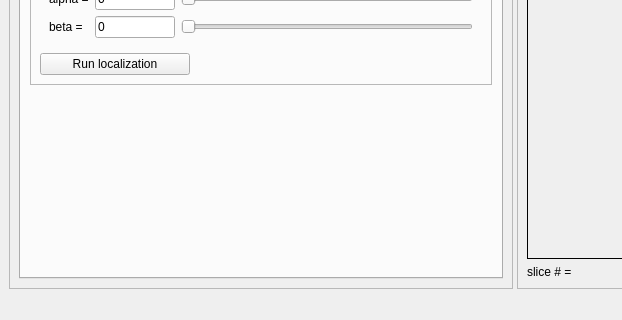
This is lesioneditor/lession_editor_GUI_tab.ui in mazoku/lesion_editor as Qt 5 draws it before an edit; both pictures show x 0 to 622 and y 488 to 808 of the 1133 by 808 pixel window. The edited form follows.
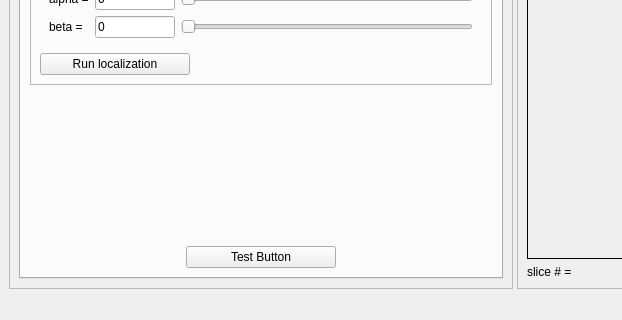
This is the edited form. Icons and pictures are not drawn.

The edit to the form file:
```diff
--- a/lesioneditor/lession_editor_GUI_tab.ui
+++ b/lesioneditor/lession_editor_GUI_tab.ui
@@ -772,6 +772,23 @@
               </property>
              </spacer>
             </item>
+            <item>
+             <layout class="QHBoxLayout" name="horizontalLayout_16">
+              <item>
+               <widget class="QPushButton" name="test_BTN">
+                <property name="maximumSize">
+                 <size>
+                  <width>150</width>
+                  <height>16777215</height>
+                 </size>
+                </property>
+                <property name="text">
+                 <string>Test Button</string>
+                </property>
+               </widget>
+              </item>
+             </layout>
+            </item>
            </layout>
           </widget>
           <widget class="QWidget" name="color_model_T">
```
